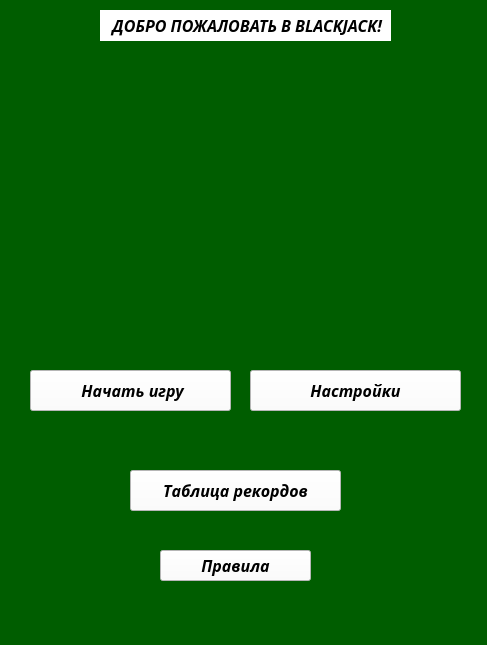
First picture: the form in internal/ooi/meenyoo.ui, repository Tikhon2783/yandex-liceum-QT-project, before the edit.
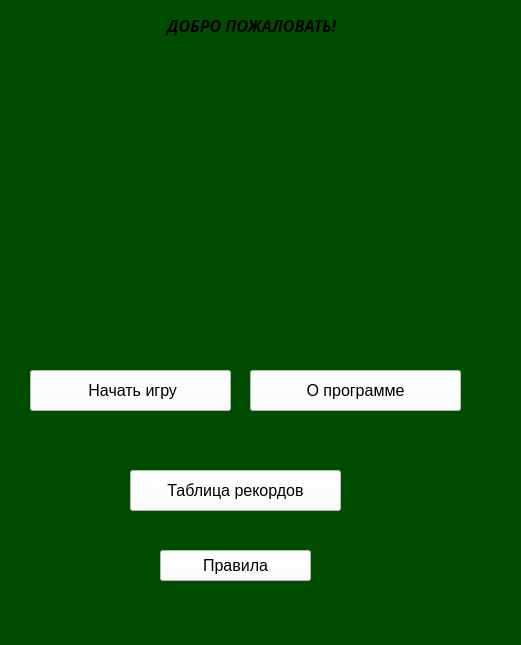
Second picture: the form after the edit. Icons and pictures are not drawn.

The edit to the form file:
```diff
--- a/internal/ooi/meenyoo.ui
+++ b/internal/ooi/meenyoo.ui
@@ -6,7 +6,7 @@
    <rect>
     <x>0</x>
     <y>0</y>
-    <width>487</width>
+    <width>521</width>
     <height>645</height>
    </rect>
   </property>
@@ -17,7 +17,7 @@
    <string>&lt;html&gt;&lt;head/&gt;&lt;body&gt;&lt;p&gt;&lt;img src=&quot;https://www.liveabout.com/thmb/_CkaBejGkMkOZl2fs1uwslQrOVk=/1500x0/filters:no_upscale():max_bytes(150000):strip_icc()/winning-blackjack-hand-on-casino-table-520257696-58979c263df78caebc19a6e7.jpg&quot;/&gt;&lt;/p&gt;&lt;/body&gt;&lt;/html&gt;</string>
   </property>
   <property name="styleSheet">
-   <string notr="true">background-color: rgb(0, 93, 0);</string>
+   <string notr="true">background-color: rgb(0, 76, 0);</string>
   </property>
   <widget class="QWidget" name="centralwidget">
    <widget class="QLabel" name="MainLabel">
@@ -39,12 +39,15 @@
      </font>
     </property>
     <property name="styleSheet">
-     <string notr="true">background-color: rgb(255, 255, 255);
+     <string notr="true">background-color: rgb(0, 77, 0);
 border-top-color: rgb(255, 255, 255);
- </string>
+color: rgb(0, 0, 0)</string>
     </property>
     <property name="text">
-     <string>   ДОБРО ПОЖАЛОВАТЬ В BLACKJACK!</string>
+     <string>   ДОБРО ПОЖАЛОВАТЬ!</string>
+    </property>
+    <property name="alignment">
+     <set>Qt::AlignCenter</set>
     </property>
    </widget>
    <widget class="QPushButton" name="Begin_game">
@@ -58,15 +61,16 @@
     </property>
     <property name="font">
      <font>
-      <family>Noto Serif Cond</family>
+      <family>MS Shell Dlg 2</family>
       <pointsize>12</pointsize>
-      <weight>75</weight>
-      <italic>true</italic>
-      <bold>true</bold>
+      <weight>50</weight>
+      <italic>false</italic>
+      <bold>false</bold>
      </font>
     </property>
     <property name="styleSheet">
-     <string notr="true">background-color: rgb(255, 255, 255);</string>
+     <string notr="true">background-color: rgb(255, 255, 255);
+color: rgb(0, 0, 0);</string>
     </property>
     <property name="text">
      <string> Начать игру</string>
@@ -83,15 +87,17 @@
     </property>
     <property name="font">
      <font>
-      <family>Noto Serif Cond</family>
+      <family>MS Shell Dlg 2</family>
       <pointsize>12</pointsize>
-      <weight>75</weight>
-      <italic>true</italic>
-      <bold>true</bold>
+      <weight>50</weight>
+      <italic>false</italic>
+      <bold>false</bold>
      </font>
     </property>
     <property name="styleSheet">
-     <string notr="true">background-color: rgb(255, 255, 255);</string>
+     <string notr="true">background-color: rgb(255, 255, 255);
+color: rgb(0, 0, 0);
+</string>
     </property>
     <property name="text">
      <string>Таблица рекордов</string>
@@ -108,18 +114,19 @@
     </property>
     <property name="font">
      <font>
-      <family>Noto Serif Cond</family>
+      <family>MS Shell Dlg 2</family>
       <pointsize>12</pointsize>
-      <weight>75</weight>
-      <italic>true</italic>
-      <bold>true</bold>
+      <weight>50</weight>
+      <italic>false</italic>
+      <bold>false</bold>
      </font>
     </property>
     <property name="styleSheet">
-     <string notr="true">background-color: rgb(255, 255, 255);</string>
+     <string notr="true">background-color: rgb(255, 255, 255);
+color: rgb(0, 0, 0);</string>
     </property>
     <property name="text">
-     <string>Настройки</string>
+     <string notr="true">О программе</string>
     </property>
    </widget>
    <widget class="QLabel" name="Photo">
@@ -149,15 +156,16 @@
     </property>
     <property name="font">
      <font>
-      <family>Noto Serif Cond</family>
+      <family>MS Shell Dlg 2</family>
       <pointsize>12</pointsize>
-      <weight>75</weight>
-      <italic>true</italic>
-      <bold>true</bold>
+      <weight>50</weight>
+      <italic>false</italic>
+      <bold>false</bold>
      </font>
     </property>
     <property name="styleSheet">
-     <string notr="true">background-color: rgb(255, 255, 255);</string>
+     <string notr="true">background-color: rgb(255, 255, 255);
+color: rgb(0, 0, 0);</string>
     </property>
     <property name="text">
      <string>Правила</string>
```
Left out of the diff: 4 changed lines with no effect on the pictures.
